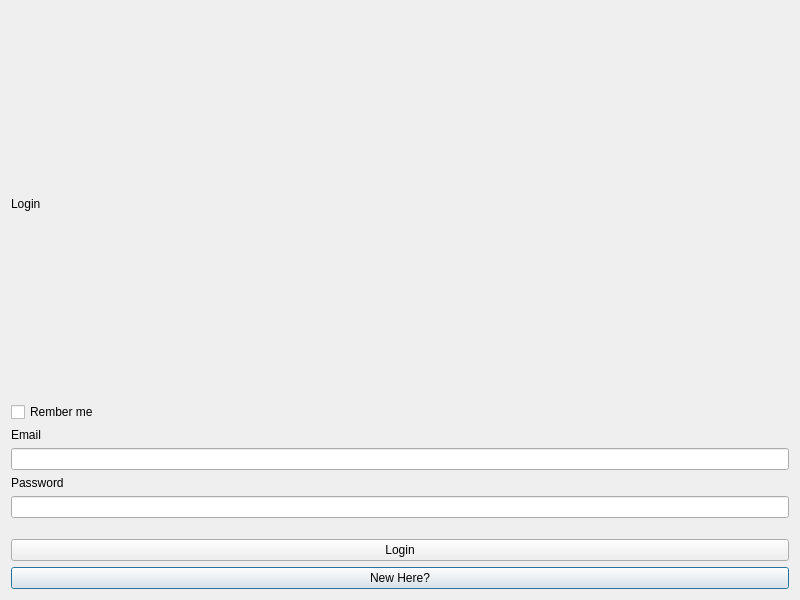
Above: views/forms/loginform.ui from BelchieBen/BenjaminBelcherAssessment before the change. Below: the same form after it.
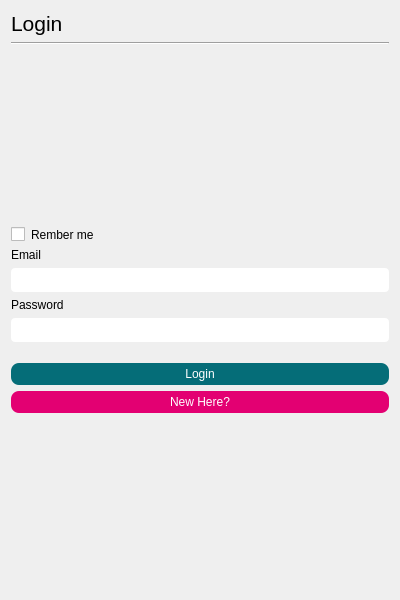
That is the form after the change.

The edit to the form file:
```diff
--- a/views/forms/loginform.ui
+++ b/views/forms/loginform.ui
@@ -6,21 +6,75 @@
    <rect>
     <x>0</x>
     <y>0</y>
-    <width>800</width>
+    <width>400</width>
     <height>600</height>
    </rect>
   </property>
   <property name="minimumSize">
    <size>
-    <width>800</width>
+    <width>400</width>
     <height>600</height>
    </size>
   </property>
+  <property name="maximumSize">
+   <size>
+    <width>568</width>
+    <height>931</height>
+   </size>
+  </property>
   <property name="windowTitle">
    <string>Dialog</string>
   </property>
-  <layout class="QGridLayout" name="gridLayout">
-   <item row="2" column="0">
+  <layout class="QVBoxLayout" name="verticalLayout">
+   <item>
+    <widget class="QLabel" name="label_3">
+     <property name="sizePolicy">
+      <sizepolicy hsizetype="Preferred" vsizetype="Fixed">
+       <horstretch>0</horstretch>
+       <verstretch>0</verstretch>
+      </sizepolicy>
+     </property>
+     <property name="font">
+      <font>
+       <pointsize>16</pointsize>
+      </font>
+     </property>
+     <property name="text">
+      <string>Login</string>
+     </property>
+    </widget>
+   </item>
+   <item>
+    <widget class="Line" name="line">
+     <property name="orientation">
+      <enum>Qt::Horizontal</enum>
+     </property>
+    </widget>
+   </item>
+   <item>
+    <spacer name="verticalSpacer">
+     <property name="orientation">
+      <enum>Qt::Vertical</enum>
+     </property>
+     <property name="sizeHint" stdset="0">
+      <size>
+       <width>20</width>
+       <height>40</height>
+      </size>
+     </property>
+    </spacer>
+   </item>
+   <item>
+    <widget class="QCheckBox" name="RememberMe">
+     <property name="styleSheet">
+      <string notr="true">border-radius:4px;</string>
+     </property>
+     <property name="text">
+      <string>Rember me</string>
+     </property>
+    </widget>
+   </item>
+   <item>
     <widget class="QLabel" name="label_2">
      <property name="sizePolicy">
       <sizepolicy hsizetype="Preferred" vsizetype="Fixed">
@@ -33,7 +87,15 @@
      </property>
     </widget>
    </item>
-   <item row="4" column="0">
+   <item>
+    <widget class="QLineEdit" name="Email">
+     <property name="styleSheet">
+      <string notr="true">border-radius:4px;
+padding:4px</string>
+     </property>
+    </widget>
+   </item>
+   <item>
     <widget class="QLabel" name="label">
      <property name="sizePolicy">
       <sizepolicy hsizetype="Preferred" vsizetype="Fixed">
@@ -46,38 +108,18 @@
      </property>
     </widget>
    </item>
-   <item row="5" column="0">
+   <item>
     <widget class="QLineEdit" name="Password">
+     <property name="styleSheet">
+      <string notr="true">border-radius:4px;
+padding:4px;</string>
+     </property>
      <property name="echoMode">
       <enum>QLineEdit::Password</enum>
      </property>
     </widget>
    </item>
-   <item row="3" column="0">
-    <widget class="QLineEdit" name="Email"/>
-   </item>
-   <item row="8" column="0">
-    <widget class="QPushButton" name="NewHereBtn">
-     <property name="text">
-      <string>New Here?</string>
-     </property>
-    </widget>
-   </item>
-   <item row="0" column="0">
-    <widget class="QLabel" name="LoginTitle">
-     <property name="text">
-      <string>Login</string>
-     </property>
-    </widget>
-   </item>
-   <item row="7" column="0">
-    <widget class="QPushButton" name="LoginBtn">
-     <property name="text">
-      <string>Login</string>
-     </property>
-    </widget>
-   </item>
-   <item row="6" column="0">
+   <item>
     <spacer name="horizontalSpacer">
      <property name="orientation">
       <enum>Qt::Vertical</enum>
@@ -93,13 +135,51 @@
      </property>
     </spacer>
    </item>
-   <item row="1" column="0">
-    <widget class="QCheckBox" name="RememberMe">
+   <item>
+    <widget class="QPushButton" name="LoginBtn">
+     <property name="styleSheet">
+      <string notr="true">background-color: rgb(5, 109, 120);
+color: rgb(255, 255, 255);
+border-radius:8px;
+padding-top:4px;
+padding-bottom:4px;
+padding-left:25px;
+padding-right:25px;</string>
+     </property>
      <property name="text">
-      <string>Rember me</string>
+      <string>Login</string>
      </property>
     </widget>
    </item>
+   <item>
+    <widget class="QPushButton" name="NewHereBtn">
+     <property name="styleSheet">
+      <string notr="true">background-color:rgb(227, 0, 114);
+color: rgb(255, 255, 255);
+border-radius:8px;
+padding-top:4px;
+padding-bottom:4px;
+padding-left:25px;
+padding-right:25px;</string>
+     </property>
+     <property name="text">
+      <string>New Here?</string>
+     </property>
+    </widget>
+   </item>
+   <item>
+    <spacer name="verticalSpacer_2">
+     <property name="orientation">
+      <enum>Qt::Vertical</enum>
+     </property>
+     <property name="sizeHint" stdset="0">
+      <size>
+       <width>20</width>
+       <height>40</height>
+      </size>
+     </property>
+    </spacer>
+   </item>
   </layout>
  </widget>
  <resources/>
```
